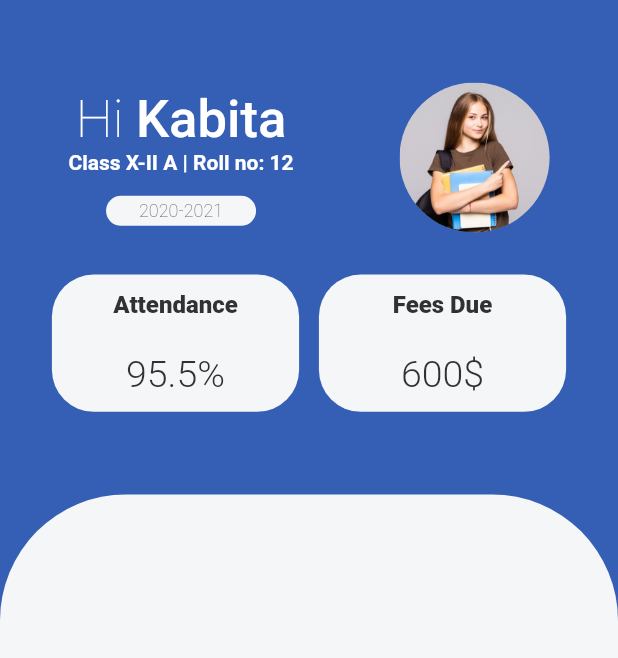
After one commit to KABITATHUYAJU98/school_app_flutter, a Flutter app: the HomeScreen screen opened by its route, on a phone screen of 412 x 824 dp. The commit adds this screen. Shown: the top 658 px of the screen. Run offline on Flutter 3.47's test engine with Material 2 defaults, Android fonts, the phone set to English and light mode, and no system bars; our stand-ins replace google_fonts.

Commit message:
'added_home_screen_top_part'

```diff
--- a/lib/main.dart
+++ b/lib/main.dart
@@ -29,6 +29,7 @@ class MyApp extends StatelessWidget {
                               color: kTextWhiteColor,
                               fontSize: 35.0,
                               fontWeight: FontWeight.bold),
+
                       bodySmall: const TextStyle(
                           color: kTextWhiteColor,
                           fontSize: 18.0,
--- a/lib/routes.dart
+++ b/lib/routes.dart
@@ -1,4 +1,5 @@
 import 'package:flutter/material.dart';
+import 'package:hamro_vidyalaya/screens/home_screen/home_screen.dart';
 import 'package:hamro_vidyalaya/screens/login_screen/login_screen.dart';
 import 'package:hamro_vidyalaya/screens/splash_screen/splash_screen.dart';
 
@@ -6,4 +7,5 @@ Map<String, WidgetBuilder> routes = {
   //All screens will be registered here - like manifest in android
   SplashScreen.routeName: (context) => SplashScreen(),
   LoginScreen.routeName: (context) => LoginScreen(),
+  HomeScreen.routeName: (context) => HomeScreen(),
 };
--- /dev/null
+++ b/lib/screens/home_screen/home_screen.dart
@@ -0,0 +1,193 @@
+import 'package:flutter/material.dart';
+import 'package:hamro_vidyalaya/constants.dart';
+
+class HomeScreen extends StatelessWidget {
+  const HomeScreen({super.key});
+
+  static String routeName = 'HomeScreen';
+
+  @override
+  Widget build(BuildContext context) {
+    return Scaffold(
+      body: Column(children: [
+        //dividing screen into 2 parts - fixed height for 1st half
+        Container(
+          width: MediaQuery.of(context).size.width,
+          height: MediaQuery.of(context).size.height / 2.5,
+          padding: const EdgeInsets.all(kDefaultPadding),
+          child: Column(mainAxisAlignment: MainAxisAlignment.center, children: [
+            Row(
+              mainAxisAlignment: MainAxisAlignment.spaceAround,
+              children: [
+                Column(
+                  mainAxisAlignment: MainAxisAlignment.center,
+                  children: [
+                    Row(
+                      children: [
+                        Text(
+                          'Hi ',
+                          style: Theme.of(context)
+                              .textTheme
+                              .bodyMedium!
+                              .copyWith(fontWeight: FontWeight.w200),
+                        ),
+                        Text(
+                          'Kabita',
+                          style: Theme.of(context)
+                              .textTheme
+                              .bodyMedium!
+                              .copyWith(fontWeight: FontWeight.w500),
+                        ),
+                      ],
+                    ),
+                    Text(
+                      'Class X-II A | Roll no: 12',
+                      style: Theme.of(context)
+                          .textTheme
+                          .bodyMedium!
+                          .copyWith(fontSize: 14.0),
+                    ),
+                    const SizedBox(
+                      height: kDefaultPadding / 2,
+                    ),
+                    Container(
+                      height: 20,
+                      width: 100,
+                      decoration: BoxDecoration(
+                        color: kOtherColor,
+                        borderRadius: BorderRadius.circular(kDefaultPadding),
+                      ),
+                      child: Center(
+                        child: Text(
+                          '2020-2021',
+                          style: Theme.of(context)
+                              .textTheme
+                              .bodyMedium!
+                              .copyWith(
+                                  fontSize: 12.0,
+                                  color: kTextBlackColor,
+                                  fontWeight: FontWeight.w200),
+                        ),
+                      ),
+                    )
+                  ],
+                ),
+                const SizedBox(height: kDefaultPadding / 6),
+                GestureDetector(
+                  onTap: () {
+                    //go to profile edit screen here
+                  },
+                  child: const CircleAvatar(
+                    minRadius: 50.0,
+                    maxRadius: 50.0,
+                    backgroundColor: kSecondaryColor,
+                    backgroundImage:
+                        AssetImage('assets/images/student_profile.jpeg'),
+                  ),
+                )
+              ],
+            ),
+
+            //for next row
+            sizedBox,
+            Row(
+              mainAxisAlignment: MainAxisAlignment.spaceAround,
+              children: [
+                InkWell(
+                  onTap: () {
+                    //go to attendance screen here
+                  },
+                  child: Container(
+                    width: MediaQuery.of(context).size.width / 2.5,
+                    height: MediaQuery.of(context).size.height / 9,
+                    decoration: BoxDecoration(
+                      color: kOtherColor,
+                      borderRadius: BorderRadius.circular(kDefaultPadding),
+                    ),
+                    child: Column(
+                        mainAxisAlignment: MainAxisAlignment.spaceAround,
+                        children: [
+                          Text(
+                            'Attendance',
+                            style: Theme.of(context)
+                                .textTheme
+                                .bodyMedium!
+                                .copyWith(
+                                    fontSize: 16.0,
+                                    color: kTextBlackColor,
+                                    fontWeight: FontWeight.w800),
+                          ),
+                          Text(
+                            '95.5%',
+                            style: Theme.of(context)
+                                .textTheme
+                                .bodyMedium!
+                                .copyWith(
+                                    fontSize: 25.0,
+                                    color: kTextBlackColor,
+                                    fontWeight: FontWeight.w300),
+                          )
+                        ]),
+                  ),
+                ),
+                InkWell(
+                  onTap: () {
+                    //go to attendance screen here
+                  },
+                  child: Container(
+                    width: MediaQuery.of(context).size.width / 2.5,
+                    height: MediaQuery.of(context).size.height / 9,
+                    decoration: BoxDecoration(
+                      color: kOtherColor,
+                      borderRadius: BorderRadius.circular(kDefaultPadding),
+                    ),
+                    child: Column(
+                        mainAxisAlignment: MainAxisAlignment.spaceAround,
+                        children: [
+                          Text(
+                            'Fees Due',
+                            style: Theme.of(context)
+                                .textTheme
+                                .bodyMedium!
+                                .copyWith(
+                                    fontSize: 16.0,
+                                    color: kTextBlackColor,
+                                    fontWeight: FontWeight.w800),
+                          ),
+                          Text(
+                            '600\$',
+                            style: Theme.of(context)
+                                .textTheme
+                                .bodyMedium!
+                                .copyWith(
+                                    fontSize: 25.0,
+                                    color: kTextBlackColor,
+                                    fontWeight: FontWeight.w300),
+                          )
+                        ]),
+                  ),
+                )
+              ],
+            )
+          ]),
+        ),
+
+        //this will use all the remaining height of screen
+        Expanded(
+          child: Container(
+            color: Colors.transparent,
+            child: Container(
+              width: MediaQuery.of(context).size.width,
+              decoration: const BoxDecoration(
+                  color: kOtherColor,
+                  borderRadius: BorderRadius.only(
+                    topLeft: Radius.circular(kDefaultPadding * 3),
+                    topRight: Radius.circular(kDefaultPadding * 3),
+                  )),
+            ),
+          ),
+        ),
+      ]),
+    );
+  }
+}
--- a/lib/screens/login_screen/login_screen.dart
+++ b/lib/screens/login_screen/login_screen.dart
@@ -1,6 +1,7 @@
 import 'package:flutter/material.dart';
 import 'package:hamro_vidyalaya/components/custom_buttons.dart';
 import 'package:hamro_vidyalaya/constants.dart';
+import 'package:hamro_vidyalaya/screens/home_screen/home_screen.dart';
 
 late bool _passwordVisible;
 
@@ -93,9 +94,10 @@ class _LoginScreenState extends State<LoginScreen> {
                           sizedBox,
                           DefaultButton(
                               onPress: () {
-                            if(_formKey.currentState!.validate()){
+                                if (_formKey.currentState!.validate()) {
                                   //go to next activity
-
+                                  Navigator.pushNamedAndRemoveUntil(context,
+                                      HomeScreen.routeName, (route) => false);
                                 }
                               },
                               title: 'SIGN IN',
```
Lines whose indentation alone changed are shown as unchanged.
